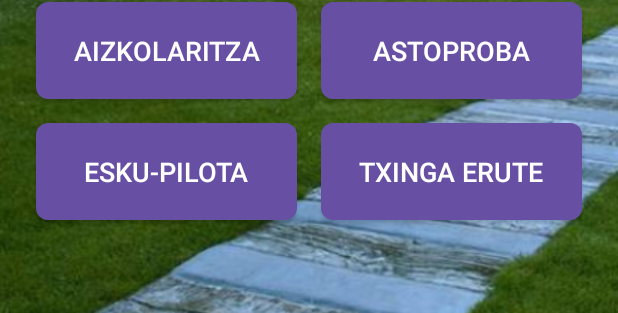
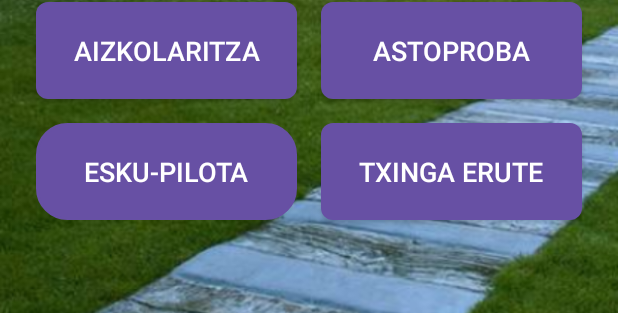
Before and after one commit to AsierTX/Zaldibar_Patapol, an Android app: the layout activity_herri_kirolak.xml on its own in the app's theme, with its tools: preview values and no code run, on a phone screen of 412 x 824 dp. Shown: the part 789-1102 px from the top of the screen. Run offline under Robolectric (Android 15) with nearby library versions, the phone set to English and light mode, and no system bars.

Commit message:
HerriKirolak_Design

```diff
--- a/app/src/main/java/com/example/zaldibar_patapol/HerriKirolak.kt
+++ b/app/src/main/java/com/example/zaldibar_patapol/HerriKirolak.kt
@@ -1,5 +1,6 @@
 package com.example.zaldibar_patapol
 
+import android.graphics.Color
 import android.media.MediaPlayer
 import android.os.Bundle
 import android.widget.Button
--- /dev/null
+++ b/app/src/main/res/drawable/herrikirolak_buttons.xml
@@ -0,0 +1,10 @@
+<?xml version="1.0" encoding="utf-8"?>
+<shape xmlns:android="http://schemas.android.com/apk/res/android"
+    xmlns:tools="http://schemas.android.com/tools"
+    android:shape="rectangle"
+    tools:ignore="ExtraText">
+    <stroke
+        android:width="2dp"
+    android:color="#000000" />
+    <corners android:radius="20dp" />
+</shape>
--- a/app/src/main/res/layout/activity_herri_kirolak.xml
+++ b/app/src/main/res/layout/activity_herri_kirolak.xml
@@ -28,13 +28,14 @@
         android:layout_row="4"
         android:layout_column="0"
         android:layout_columnSpan="1"
-        android:text="Esku-pilota"
+        android:background="@drawable/herrikirolak_buttons"
+        android:text="@string/button_esku_pilota"
         tools:ignore="SpeakableTextPresentCheck" />
 
     <Button
         android:id="@+id/button8"
         style="@style/ButtonStyle"
-        android:text="Txinga erute"
+        android:text="@string/button_txinga_erute"
         android:layout_row="4"
         android:layout_column="1"
         android:layout_columnSpan="1" />
@@ -42,7 +43,7 @@
     <Button
         android:id="@+id/button5"
         style="@style/ButtonStyle"
-        android:text="Aizkolaritza"
+        android:text="@string/button_aizkolaritza"
         android:layout_row="3"
         android:layout_column="0"
         android:layout_columnSpan="1" />
@@ -50,7 +51,7 @@
     <Button
         android:id="@+id/button6"
         style="@style/ButtonStyle"
-        android:text="Astoproba"
+        android:text="@string/button_astoproba"
         android:layout_row="3"
         android:layout_column="1"
         android:layout_columnSpan="1" />
@@ -58,7 +59,7 @@
     <Button
         android:id="@+id/button3"
         style="@style/ButtonStyle"
-        android:text="Segaproba"
+        android:text="@string/button_segaproba"
         android:layout_row="2"
         android:layout_column="0"
         android:layout_columnSpan="1" />
@@ -66,7 +67,7 @@
     <Button
         android:id="@+id/button4"
         style="@style/ButtonStyle"
-        android:text="Sokatira"
+        android:text="@string/button_sokatira"
         android:layout_row="2"
         android:layout_column="1"
         android:layout_columnSpan="1" />
@@ -75,7 +76,7 @@
         android:id="@+id/button1"
         style="@style/ButtonStyle"
         android:layout_marginTop="350dp"
-        android:text="Estroprobak"
+        android:text="@string/button_estroprobak"
         android:layout_row="1"
         android:layout_column="0"
         android:layout_columnSpan="1" />
@@ -84,7 +85,7 @@
         android:id="@+id/button2"
         style="@style/ButtonStyle"
         android:layout_marginTop="350dp"
-        android:text="Harrijasotze"
+        android:text="@string/button_harrijasotze"
         android:layout_row="1"
         android:layout_column="1"
         android:layout_columnSpan="1" />
--- a/app/src/main/res/layout/fragment_herri_kirolak.xml
+++ /dev/null
@@ -1,14 +0,0 @@
-<?xml version="1.0" encoding="utf-8"?>
-<FrameLayout xmlns:android="http://schemas.android.com/apk/res/android"
-    xmlns:tools="http://schemas.android.com/tools"
-    android:layout_width="match_parent"
-    android:layout_height="match_parent"
-    tools:context=".HerriKirolakFragment">
-
-    <!-- TODO: Update blank fragment layout -->
-    <TextView
-        android:layout_width="match_parent"
-        android:layout_height="match_parent"
-        android:text="@string/hello_blank_fragment" />
-
-</FrameLayout>
--- a/app/src/main/res/values/strings.xml
+++ b/app/src/main/res/values/strings.xml
@@ -78,4 +78,13 @@ Gertatu zenaren ondorioz manifestazioak, protestak… egiten hastetik abestiak e
         libero vel nunc consequat, quis tincidunt nisl eleifend. Cras bibendum enim a justo luctus
         vestibulum. Fusce dictum libero quis erat maximus, vitae volutpat diam dignissim.
     </string>
+
+    <string name="button_esku_pilota">Esku-pilota</string>
+    <string name="button_txinga_erute">Txinga erute</string>
+    <string name="button_aizkolaritza">Aizkolaritza</string>
+    <string name="button_astoproba">Astoproba</string>
+    <string name="button_segaproba">Segaproba</string>
+    <string name="button_sokatira">Sokatira</string>
+    <string name="button_estroprobak">Estroprobak</string>
+    <string name="button_harrijasotze">Harrijasotze</string>
 </resources>
```
